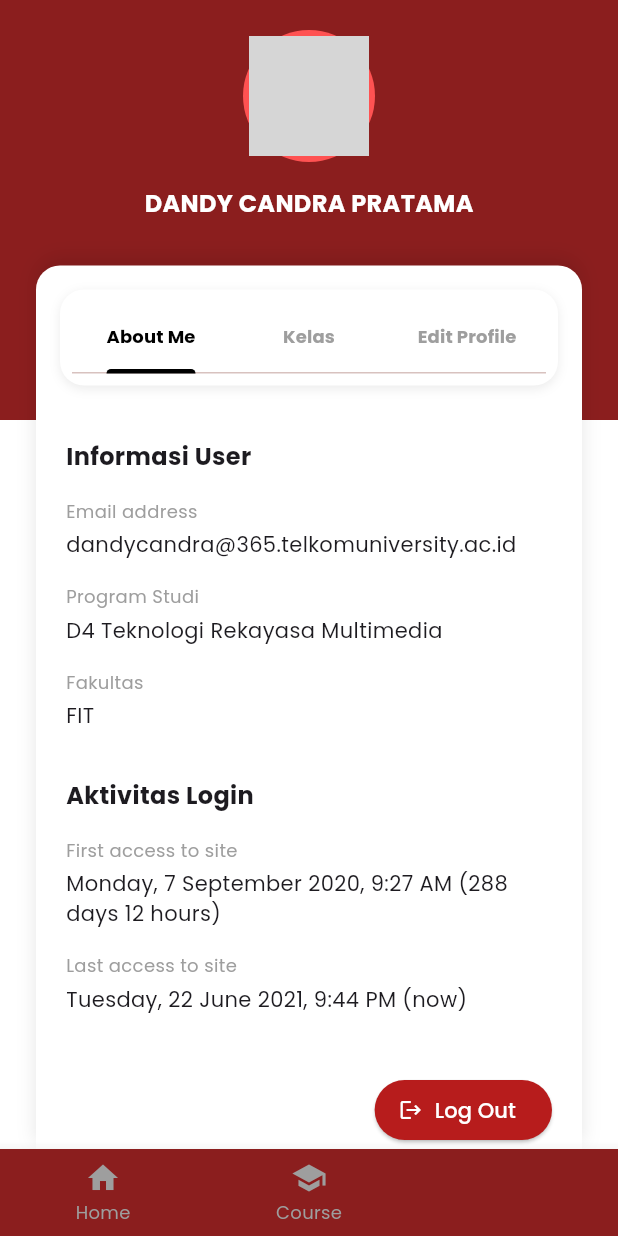
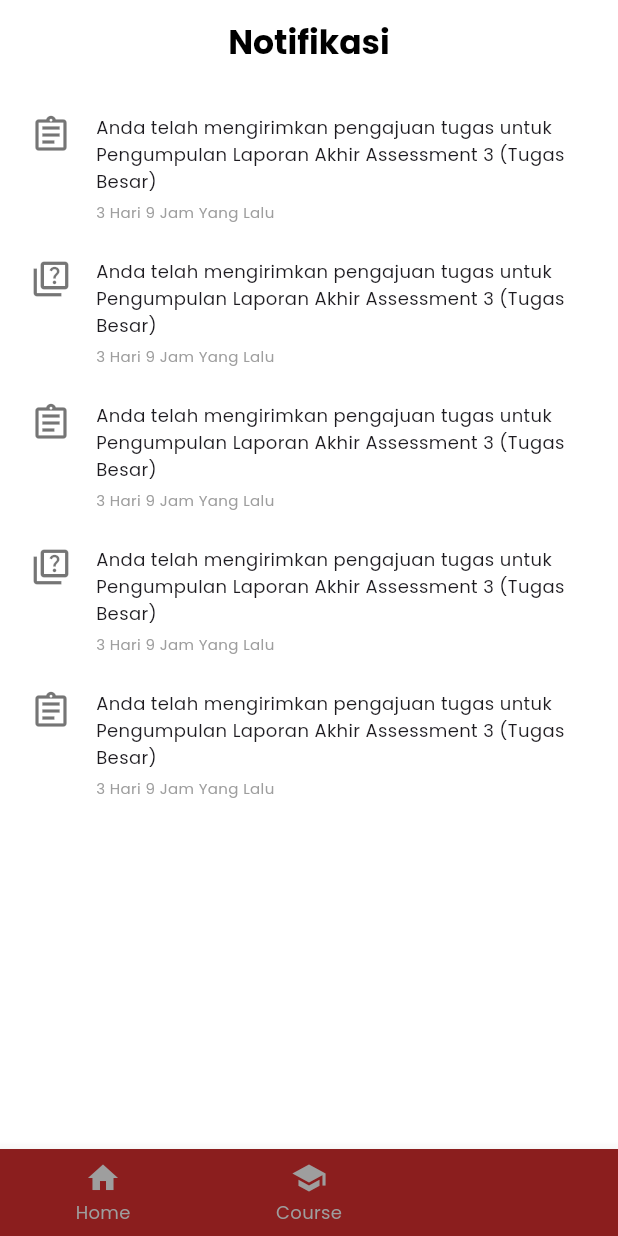
Before and after one commit to iqbalurrofiq/Lentera2, a Flutter app: the HomePage screen opened by its route, item 3 of the bottom bar chosen, on a phone screen of 412 x 824 dp. Run offline on Flutter 3.47's test engine with Material 3 defaults, Android fonts, the phone set to English and light mode, and no system bars; our stand-ins replace google_fonts; network calls fail; grey boxes are pictures that could not be loaded.

Commit message:
add notification page dan move profile

```diff
--- a/lentera/lib/pages/home_page.dart
+++ b/lentera/lib/pages/home_page.dart
@@ -5,6 +5,7 @@ import '../widgets/course_card.dart';
 import 'course_detail_page.dart';
 import 'course_page.dart';
 import 'profile_page.dart';
+import 'notification_page.dart';
 
 class HomePage extends StatefulWidget {
   const HomePage({super.key});
@@ -28,7 +29,7 @@ class _HomePageState extends State<HomePage> {
     final List<Widget> pages = [
       _buildDashboard(context),
       const CoursePage(),
-      const ProfilePage(),
+      const NotificationPage(),
     ];
 
     return Scaffold(
@@ -38,7 +39,14 @@ class _HomePageState extends State<HomePage> {
               backgroundColor: AppColors.primary,
               elevation: 0,
               toolbarHeight: 80,
-              title: Row(
+              title: InkWell(
+                onTap: () {
+                  Navigator.push(
+                    context,
+                    MaterialPageRoute(builder: (context) => const ProfilePage()),
+                  );
+                },
+                child: Row(
                   children: [
                     CircleAvatar(
                       backgroundColor: Colors.white,
@@ -54,7 +62,7 @@ class _HomePageState extends State<HomePage> {
                             style: TextStyle(fontSize: 14, color: Colors.white70),
                           ),
                           Text(
-                          'DANDY CANDRA PRATAMA', // Dummy Name
+                            'DANDY CANDRA PRATAMA',
                             overflow: TextOverflow.ellipsis,
                             style: TextStyle(
                               fontSize: 16,
@@ -67,14 +75,9 @@ class _HomePageState extends State<HomePage> {
                     ),
                   ],
                 ),
-              actions: [
-                IconButton(
-                  onPressed: () {},
-                  icon: const Icon(Icons.notifications_outlined, color: Colors.white),
               ),
-              ],
             )
-          : null, // Let sub-pages handle AppBar if needed (CoursePage has one)
+          : null,
       body: pages[_selectedIndex],
       bottomNavigationBar: BottomNavigationBar(
         items: const <BottomNavigationBarItem>[
@@ -87,8 +90,8 @@ class _HomePageState extends State<HomePage> {
             label: 'Course',
           ),
           BottomNavigationBarItem(
-            icon: Icon(Icons.person),
-            label: 'Profile',
+            icon: Icon(Icons.notifications),
+            label: 'Notifikasi',
           ),
         ],
         currentIndex: _selectedIndex,
--- /dev/null
+++ b/lentera/lib/pages/notification_page.dart
@@ -0,0 +1,88 @@
+import 'package:flutter/material.dart';
+
+class NotificationPage extends StatelessWidget {
+  const NotificationPage({super.key});
+
+  @override
+  Widget build(BuildContext context) {
+    // Dummy Data
+    final List<Map<String, dynamic>> notifications = [
+      {
+        'text': 'Anda telah mengirimkan pengajuan tugas untuk Pengumpulan Laporan Akhir Assessment 3 (Tugas Besar)',
+        'time': '3 Hari 9 Jam Yang Lalu',
+        'type': 'assignment',
+      },
+      {
+        'text': 'Anda telah mengirimkan pengajuan tugas untuk Pengumpulan Laporan Akhir Assessment 3 (Tugas Besar)',
+        'time': '3 Hari 9 Jam Yang Lalu',
+        'type': 'quiz',
+      },
+      {
+        'text': 'Anda telah mengirimkan pengajuan tugas untuk Pengumpulan Laporan Akhir Assessment 3 (Tugas Besar)',
+        'time': '3 Hari 9 Jam Yang Lalu',
+        'type': 'assignment',
+      },
+      {
+        'text': 'Anda telah mengirimkan pengajuan tugas untuk Pengumpulan Laporan Akhir Assessment 3 (Tugas Besar)',
+        'time': '3 Hari 9 Jam Yang Lalu',
+        'type': 'quiz',
+      },
+      {
+        'text': 'Anda telah mengirimkan pengajuan tugas untuk Pengumpulan Laporan Akhir Assessment 3 (Tugas Besar)',
+        'time': '3 Hari 9 Jam Yang Lalu',
+        'type': 'assignment',
+      },
+    ];
+
+    return Scaffold(
+      backgroundColor: Colors.white,
+      appBar: AppBar(
+        title: const Text(
+          'Notifikasi',
+          style: TextStyle(fontWeight: FontWeight.bold, color: Colors.black),
+        ),
+        centerTitle: true,
+        backgroundColor: Colors.white,
+        elevation: 0,
+      ),
+      body: ListView.separated(
+        padding: const EdgeInsets.all(20),
+        itemCount: notifications.length,
+        separatorBuilder: (context, index) => const SizedBox(height: 24),
+        itemBuilder: (context, index) {
+          final item = notifications[index];
+          return Row(
+            crossAxisAlignment: CrossAxisAlignment.start,
+            children: [
+              // Icon
+              Icon(
+                item['type'] == 'quiz' ? Icons.quiz_outlined : Icons.assignment_outlined,
+                size: 28,
+                color: Colors.black54,
+              ),
+              const SizedBox(width: 16),
+
+              // Text Content
+              Expanded(
+                child: Column(
+                  crossAxisAlignment: CrossAxisAlignment.start,
+                  children: [
+                    Text(
+                      item['text'],
+                      style: const TextStyle(fontSize: 12, height: 1.5),
+                    ),
+                    const SizedBox(height: 4),
+                    Text(
+                      item['time'],
+                      style: TextStyle(fontSize: 10, color: Colors.grey[500]),
+                    ),
+                  ],
+                ),
+              ),
+            ],
+          );
+        },
+      ),
+    );
+  }
+}
--- a/lentera/lib/pages/profile_page.dart
+++ b/lentera/lib/pages/profile_page.dart
@@ -38,8 +38,19 @@ class _ProfilePageState extends State<ProfilePage> with SingleTickerProviderStat
             decoration: const BoxDecoration(
               color: AppColors.primary,
               borderRadius: BorderRadius.only(
-                bottomLeft: Radius.circular(0), // Screenshot looks simpler, but let's stick to simple flat or slight curve? The design shows just a block.
-                // Wait, the screenshot shows a red header, and the white part containing tabs overlaps it.
+                bottomLeft: Radius.circular(0),
+              ),
+            ),
+          ),
+
+          // Back Button
+          Positioned(
+            top: 0,
+            left: 0,
+            child: SafeArea(
+              child: IconButton(
+                icon: const Icon(Icons.arrow_back, color: Colors.white),
+                onPressed: () => Navigator.pop(context),
               ),
             ),
           ),
```
Lines whose indentation alone changed are shown as unchanged.
